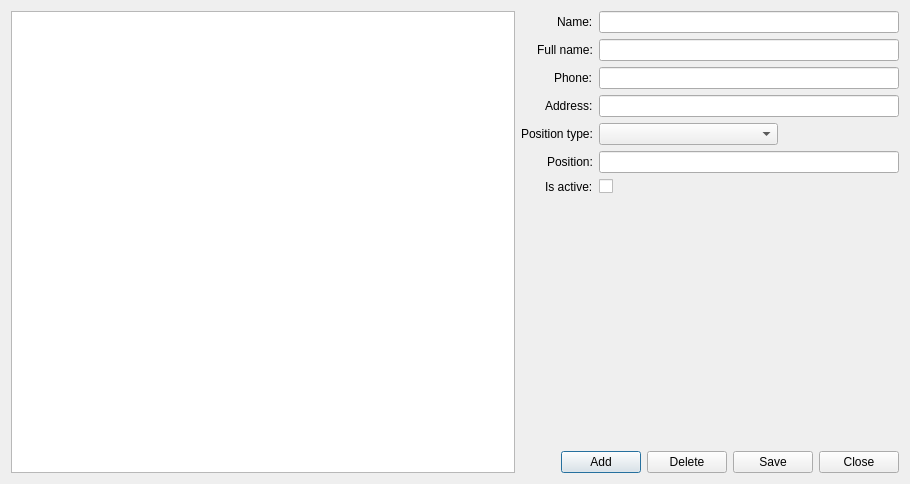
First picture: the form in RepairCenter/catemployees.ui, repository Feo-d-oR/YARC, before the edit.
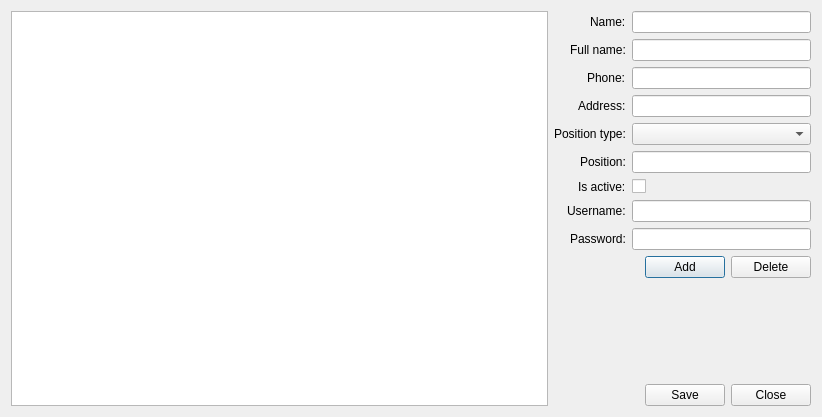
Second picture: the form after the edit. Icons and pictures are not drawn.

Diff of the .ui file:
```diff
--- a/RepairCenter/catemployees.ui
+++ b/RepairCenter/catemployees.ui
@@ -6,8 +6,8 @@
    <rect>
     <x>0</x>
     <y>0</y>
-    <width>910</width>
-    <height>484</height>
+    <width>822</width>
+    <height>417</height>
    </rect>
   </property>
   <property name="windowTitle">
@@ -18,7 +18,7 @@
     <normaloff>:/icons/icons/group.png</normaloff>:/icons/icons/group.png</iconset>
   </property>
   <layout class="QGridLayout" name="gridLayout">
-   <item row="2" column="1">
+   <item row="1" column="1" colspan="2">
     <layout class="QHBoxLayout" name="horizontalLayout">
      <item>
       <spacer name="horizontalSpacer">
@@ -60,80 +60,9 @@
        </property>
       </widget>
      </item>
-     <item>
-      <widget class="QPushButton" name="bSave">
-       <property name="text">
-        <string>Save</string>
-       </property>
-       <property name="icon">
-        <iconset>
-         <normalon>:/icons/icons/table_save.png</normalon>
-        </iconset>
-       </property>
-      </widget>
-     </item>
-     <item>
-      <widget class="QPushButton" name="bClose">
-       <property name="text">
-        <string>Close</string>
-       </property>
-       <property name="icon">
-        <iconset>
-         <normalon>:/icons/icons/door_out.png</normalon>
-        </iconset>
-       </property>
-      </widget>
-     </item>
     </layout>
    </item>
-   <item row="1" column="1">
-    <spacer name="verticalSpacer">
-     <property name="orientation">
-      <enum>Qt::Vertical</enum>
-     </property>
-     <property name="sizeType">
-      <enum>QSizePolicy::Expanding</enum>
-     </property>
-     <property name="sizeHint" stdset="0">
-      <size>
-       <width>40</width>
-       <height>196</height>
-      </size>
-     </property>
-    </spacer>
-   </item>
-   <item row="0" column="0" rowspan="3">
-    <widget class="QTableView" name="tview">
-     <property name="sizePolicy">
-      <sizepolicy hsizetype="Expanding" vsizetype="Expanding">
-       <horstretch>1</horstretch>
-       <verstretch>0</verstretch>
-      </sizepolicy>
-     </property>
-     <property name="maximumSize">
-      <size>
-       <width>767</width>
-       <height>16777215</height>
-      </size>
-     </property>
-     <property name="selectionMode">
-      <enum>QAbstractItemView::SingleSelection</enum>
-     </property>
-     <property name="selectionBehavior">
-      <enum>QAbstractItemView::SelectRows</enum>
-     </property>
-     <property name="horizontalScrollMode">
-      <enum>QAbstractItemView::ScrollPerPixel</enum>
-     </property>
-     <property name="sortingEnabled">
-      <bool>true</bool>
-     </property>
-     <property name="wordWrap">
-      <bool>true</bool>
-     </property>
-    </widget>
-   </item>
-   <item row="0" column="1">
+   <item row="0" column="1" colspan="2">
     <layout class="QFormLayout" name="formLayout">
      <property name="sizeConstraint">
       <enum>QLayout::SetNoConstraint</enum>
@@ -167,7 +96,7 @@
        </property>
        <property name="maximumSize">
         <size>
-         <width>349</width>
+         <width>200</width>
          <height>16777215</height>
         </size>
        </property>
@@ -190,7 +119,7 @@
        </property>
        <property name="maximumSize">
         <size>
-         <width>349</width>
+         <width>200</width>
          <height>16777215</height>
         </size>
        </property>
@@ -213,7 +142,7 @@
        </property>
        <property name="maximumSize">
         <size>
-         <width>349</width>
+         <width>200</width>
          <height>16777215</height>
         </size>
        </property>
@@ -236,7 +165,7 @@
        </property>
        <property name="maximumSize">
         <size>
-         <width>349</width>
+         <width>200</width>
          <height>16777215</height>
         </size>
        </property>
@@ -291,7 +220,7 @@
        </property>
        <property name="maximumSize">
         <size>
-         <width>349</width>
+         <width>200</width>
          <height>16777215</height>
         </size>
        </property>
@@ -311,8 +240,139 @@
        </property>
       </widget>
      </item>
+     <item row="7" column="0">
+      <widget class="QLabel" name="label_6">
+       <property name="text">
+        <string>Username:</string>
+       </property>
+      </widget>
+     </item>
+     <item row="7" column="1">
+      <widget class="QLineEdit" name="eUsername">
+       <property name="maximumSize">
+        <size>
+         <width>200</width>
+         <height>16777215</height>
+        </size>
+       </property>
+       <property name="echoMode">
+        <enum>QLineEdit::Normal</enum>
+       </property>
+      </widget>
+     </item>
+     <item row="8" column="0">
+      <widget class="QLabel" name="label_9">
+       <property name="text">
+        <string>Password:</string>
+       </property>
+      </widget>
+     </item>
+     <item row="8" column="1">
+      <widget class="QLineEdit" name="ePassword">
+       <property name="maximumSize">
+        <size>
+         <width>200</width>
+         <height>16777215</height>
+        </size>
+       </property>
+       <property name="echoMode">
+        <enum>QLineEdit::Normal</enum>
+       </property>
+      </widget>
+     </item>
     </layout>
    </item>
+   <item row="4" column="2">
+    <layout class="QHBoxLayout" name="horizontalLayout_2">
+     <item>
+      <spacer name="horizontalSpacer_2">
+       <property name="orientation">
+        <enum>Qt::Horizontal</enum>
+       </property>
+       <property name="sizeType">
+        <enum>QSizePolicy::MinimumExpanding</enum>
+       </property>
+       <property name="sizeHint" stdset="0">
+        <size>
+         <width>40</width>
+         <height>20</height>
+        </size>
+       </property>
+      </spacer>
+     </item>
+     <item>
+      <widget class="QPushButton" name="bSave">
+       <property name="text">
+        <string>Save</string>
+       </property>
+       <property name="icon">
+        <iconset>
+         <normalon>:/icons/icons/table_save.png</normalon>
+        </iconset>
+       </property>
+      </widget>
+     </item>
+     <item>
+      <widget class="QPushButton" name="bClose">
+       <property name="text">
+        <string>Close</string>
+       </property>
+       <property name="icon">
+        <iconset>
+         <normalon>:/icons/icons/door_out.png</normalon>
+        </iconset>
+       </property>
+      </widget>
+     </item>
+    </layout>
+   </item>
+   <item row="2" column="2">
+    <spacer name="verticalSpacer">
+     <property name="orientation">
+      <enum>Qt::Vertical</enum>
+     </property>
+     <property name="sizeType">
+      <enum>QSizePolicy::Expanding</enum>
+     </property>
+     <property name="sizeHint" stdset="0">
+      <size>
+       <width>40</width>
+       <height>196</height>
+      </size>
+     </property>
+    </spacer>
+   </item>
+   <item row="0" column="0" rowspan="5">
+    <widget class="QTableView" name="tview">
+     <property name="sizePolicy">
+      <sizepolicy hsizetype="Expanding" vsizetype="Expanding">
+       <horstretch>1</horstretch>
+       <verstretch>0</verstretch>
+      </sizepolicy>
+     </property>
+     <property name="maximumSize">
+      <size>
+       <width>767</width>
+       <height>16777215</height>
+      </size>
+     </property>
+     <property name="selectionMode">
+      <enum>QAbstractItemView::SingleSelection</enum>
+     </property>
+     <property name="selectionBehavior">
+      <enum>QAbstractItemView::SelectRows</enum>
+     </property>
+     <property name="horizontalScrollMode">
+      <enum>QAbstractItemView::ScrollPerPixel</enum>
+     </property>
+     <property name="sortingEnabled">
+      <bool>true</bool>
+     </property>
+     <property name="wordWrap">
+      <bool>true</bool>
+     </property>
+    </widget>
+   </item>
   </layout>
   <zorder>tview</zorder>
   <zorder>verticalSpacer</zorder>
```
Left out of the diff: 3 changed lines with no effect on the pictures.
